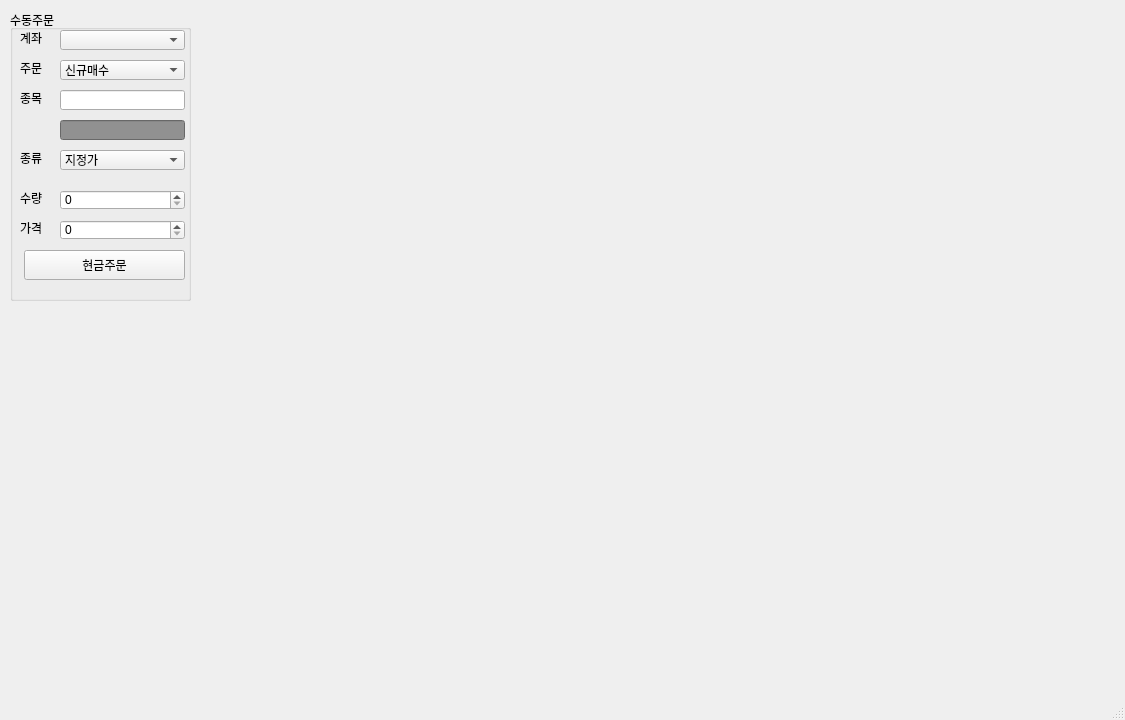
This is viewer/main_window.ui in ohjongsung/StockTrader as Qt 5 draws it before an edit. The edited form follows.
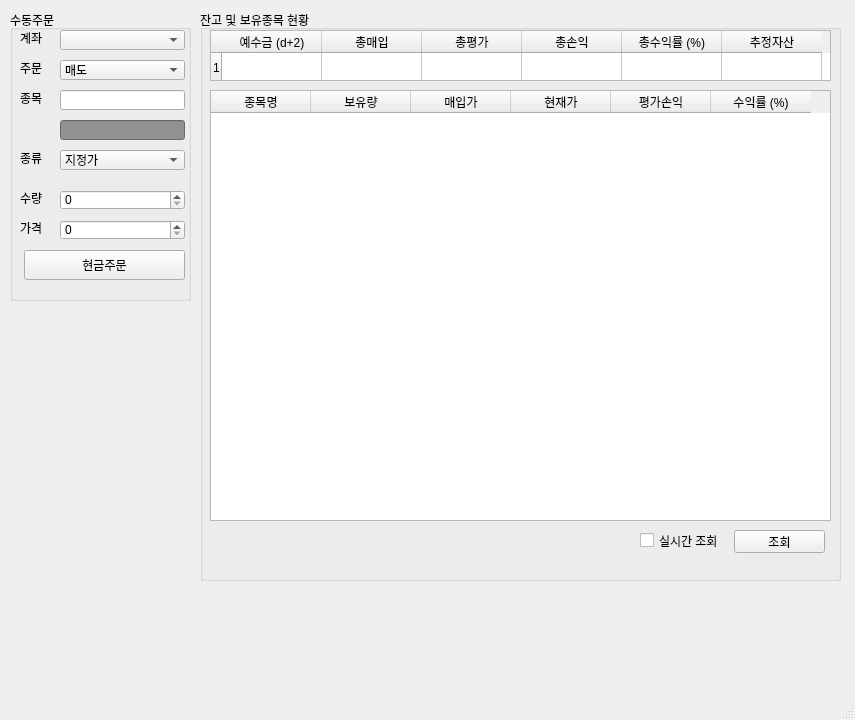
This is the edited form. Icons and pictures are not drawn.

Patch:
```diff
--- a/viewer/main_window.ui
+++ b/viewer/main_window.ui
@@ -6,7 +6,7 @@
    <rect>
     <x>0</x>
     <y>0</y>
-    <width>1125</width>
+    <width>855</width>
     <height>720</height>
    </rect>
   </property>
@@ -129,7 +129,7 @@
      </property>
      <item>
       <property name="text">
-       <string>신규매수</string>
+       <string>매도</string>
       </property>
      </item>
      <item>
@@ -228,6 +228,138 @@
      </property>
     </widget>
    </widget>
+   <widget class="QGroupBox" name="groupBox_2">
+    <property name="geometry">
+     <rect>
+      <x>200</x>
+      <y>10</y>
+      <width>641</width>
+      <height>571</height>
+     </rect>
+    </property>
+    <property name="title">
+     <string>잔고 및 보유종목 현황</string>
+    </property>
+    <widget class="QTableWidget" name="tableWidget">
+     <property name="geometry">
+      <rect>
+       <x>10</x>
+       <y>20</y>
+       <width>621</width>
+       <height>51</height>
+      </rect>
+     </property>
+     <property name="rowCount">
+      <number>1</number>
+     </property>
+     <attribute name="horizontalHeaderDefaultSectionSize">
+      <number>100</number>
+     </attribute>
+     <attribute name="horizontalHeaderMinimumSectionSize">
+      <number>35</number>
+     </attribute>
+     <attribute name="verticalHeaderMinimumSectionSize">
+      <number>15</number>
+     </attribute>
+     <row/>
+     <column>
+      <property name="text">
+       <string>예수금 (d+2)</string>
+      </property>
+     </column>
+     <column>
+      <property name="text">
+       <string>총매입</string>
+      </property>
+     </column>
+     <column>
+      <property name="text">
+       <string>총평가</string>
+      </property>
+     </column>
+     <column>
+      <property name="text">
+       <string>총손익</string>
+      </property>
+     </column>
+     <column>
+      <property name="text">
+       <string>총수익률 (%)</string>
+      </property>
+     </column>
+     <column>
+      <property name="text">
+       <string>추정자산</string>
+      </property>
+     </column>
+    </widget>
+    <widget class="QTableWidget" name="tableWidget_2">
+     <property name="geometry">
+      <rect>
+       <x>10</x>
+       <y>80</y>
+       <width>621</width>
+       <height>431</height>
+      </rect>
+     </property>
+     <column>
+      <property name="text">
+       <string>종목명</string>
+      </property>
+     </column>
+     <column>
+      <property name="text">
+       <string>보유량</string>
+      </property>
+     </column>
+     <column>
+      <property name="text">
+       <string>매입가</string>
+      </property>
+     </column>
+     <column>
+      <property name="text">
+       <string>현재가</string>
+      </property>
+     </column>
+     <column>
+      <property name="text">
+       <string>평가손익</string>
+      </property>
+     </column>
+     <column>
+      <property name="text">
+       <string>수익률 (%)</string>
+      </property>
+     </column>
+    </widget>
+    <widget class="QPushButton" name="pushButton_2">
+     <property name="geometry">
+      <rect>
+       <x>534</x>
+       <y>520</y>
+       <width>91</width>
+       <height>23</height>
+      </rect>
+     </property>
+     <property name="text">
+      <string>조회</string>
+     </property>
+    </widget>
+    <widget class="QCheckBox" name="checkBox">
+     <property name="geometry">
+      <rect>
+       <x>440</x>
+       <y>520</y>
+       <width>91</width>
+       <height>21</height>
+      </rect>
+     </property>
+     <property name="text">
+      <string>실시간 조회</string>
+     </property>
+    </widget>
+   </widget>
   </widget>
   <widget class="QMenuBar" name="menubar">
    <property name="geometry">
```
Left out of the diff: 16 changed lines with no effect on the pictures.
